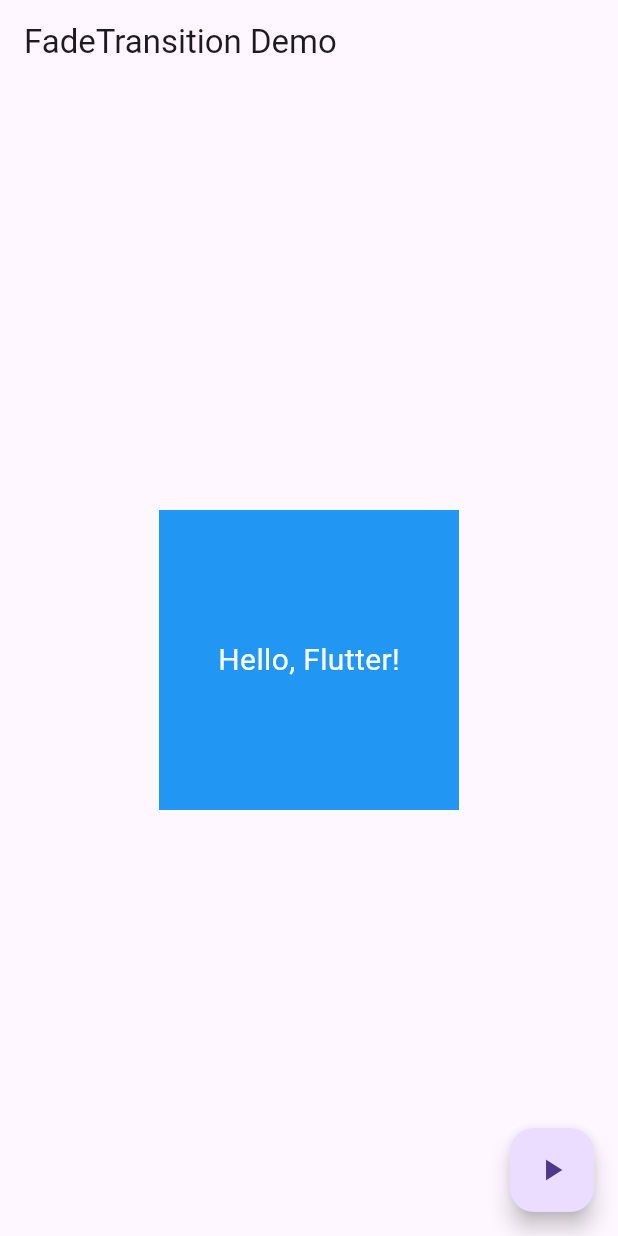
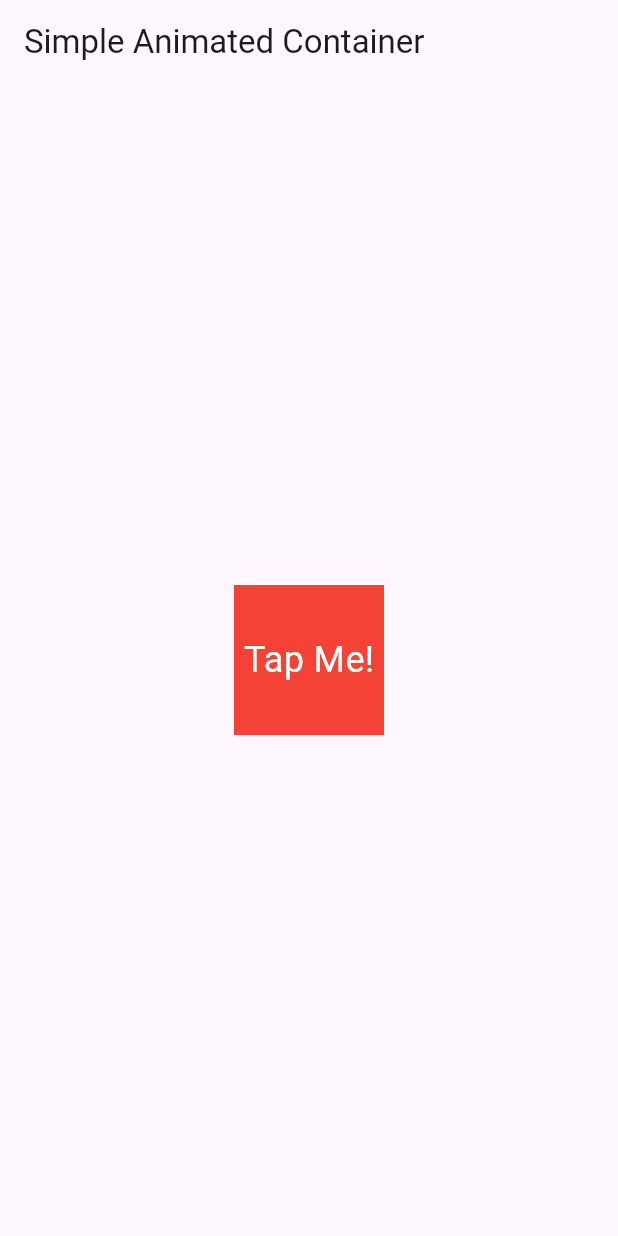
Before and after one commit to Saidolim003/yangi_, a Flutter app: the screen it shows after launch, on a phone screen of 412 x 824 dp. Run offline on Flutter 3.47's test engine with Material 3 defaults, Android fonts, the phone set to English and light mode, and no system bars.

Commit message:
Initial commit

```diff
--- a/lib/main.dart
+++ b/lib/main.dart
@@ -1,83 +1,48 @@
 import 'package:flutter/material.dart';
 
-void main() {
-  runApp(MyApp());
-}
+void main() => runApp(MyApp());
 
 class MyApp extends StatelessWidget {
   @override
   Widget build(BuildContext context) {
     return MaterialApp(
-      home: FadeTransitionDemo(),
+      home: Scaffold(
+        appBar: AppBar(title: Text('Simple Animated Container')),
+        body: AnimatedContainerExample(),
+      ),
     );
   }
 }
 
-class FadeTransitionDemo extends StatefulWidget {
+class AnimatedContainerExample extends StatefulWidget {
   @override
-  _FadeTransitionDemoState createState() => _FadeTransitionDemoState();
+  _AnimatedContainerExampleState createState() =>
+      _AnimatedContainerExampleState();
 }
 
-class _FadeTransitionDemoState extends State<FadeTransitionDemo>
-    with SingleTickerProviderStateMixin {
-  late AnimationController _controller;
-  late Animation<double> _animation;
-
-  @override
-  void initState() {
-    super.initState();
-    _controller = AnimationController(
-      duration: const Duration(seconds: 2),
-      vsync: this,
-    );
-
-    _animation = CurvedAnimation(parent: _controller, curve: Curves.easeIn);
-
-    _controller.forward(); // animatsiyani ishga tushiradi
-  }
-
-  @override
-  void dispose() {
-    _controller.dispose();
-    super.dispose();
-  }
+class _AnimatedContainerExampleState extends State<AnimatedContainerExample> {
+  bool _isExpanded = false; // Kenglik holati
 
   @override
   Widget build(BuildContext context) {
-    return Scaffold(
-      appBar: AppBar(
-        title: Text('FadeTransition Demo'),
-      ),
-      body: Center(
-        child: FadeTransition(
-          opacity: _animation,
-          child: Container(
-            width: 200,
-            height: 200,
-            color: Colors.blue,
-            child: Center(
-              child: Text(
-                'Hello, Flutter!',
-                style: TextStyle(
-                  color: Colors.white,
-                  fontSize: 20,
-                ),
-              ),
-            ),
+    return Center(
+      child: GestureDetector(
+        onTap: () {
+          setState(() {
+            _isExpanded = !_isExpanded; // Kenglikni o'zgartirish
+          });
+        },
+        child: AnimatedContainer(
+          duration: Duration(seconds: 1), // Animatsiya vaqti
+          width: _isExpanded ? 200 : 100, // Kenglik
+          height: 100, // Balandlik
+          color: _isExpanded ? Colors.blue : Colors.red, // Rang
+          alignment: Alignment.center,
+          child: Text(
+            'Tap Me!',
+            style: TextStyle(color: Colors.white, fontSize: 24),
           ),
         ),
-      ),
-      floatingActionButton: FloatingActionButton(
-        onPressed: () {
-          setState(() {
-            if (_controller.isCompleted) {
-              _controller.reverse(); // orqaga animatsiya
-            } else {
-              _controller.forward(); // oldinga animatsiya
-            }
-          });
-        },
-        child: Icon(Icons.play_arrow),
       ),
     );
   }
```
